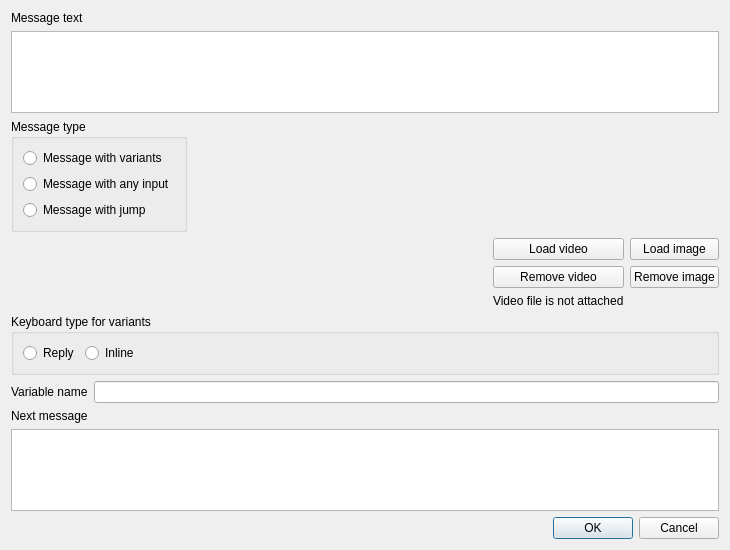
Old version of the form simple_gram_desktop/constructor_app/widgets/bot_editor/message_editor_dialog.ui in the repository cuttlesystems/simplegram.
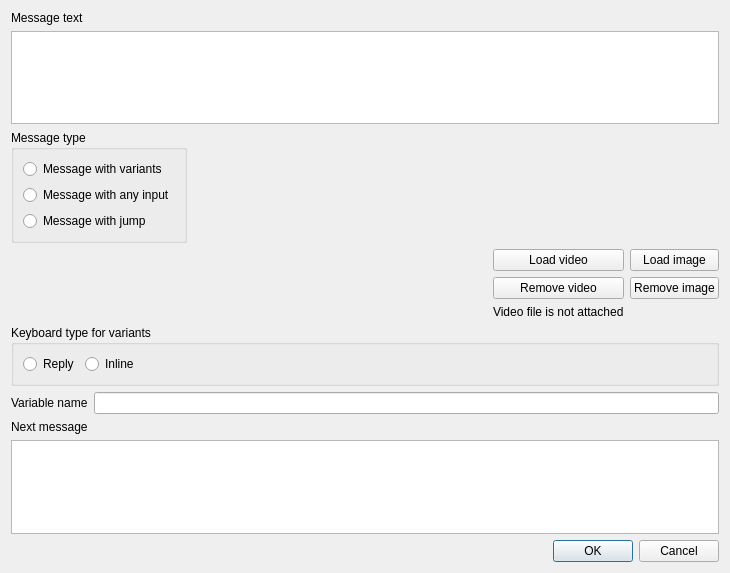
New version of the form. Custom widgets are drawn as their Qt base class.

```diff
--- a/simple_gram_desktop/constructor_app/widgets/bot_editor/message_editor_dialog.ui
+++ b/simple_gram_desktop/constructor_app/widgets/bot_editor/message_editor_dialog.ui
@@ -7,7 +7,7 @@
     <x>0</x>
     <y>0</y>
     <width>730</width>
-    <height>550</height>
+    <height>573</height>
    </rect>
   </property>
   <property name="windowTitle">
```
Left out of the diff: 4 changed lines with no effect on the pictures.
